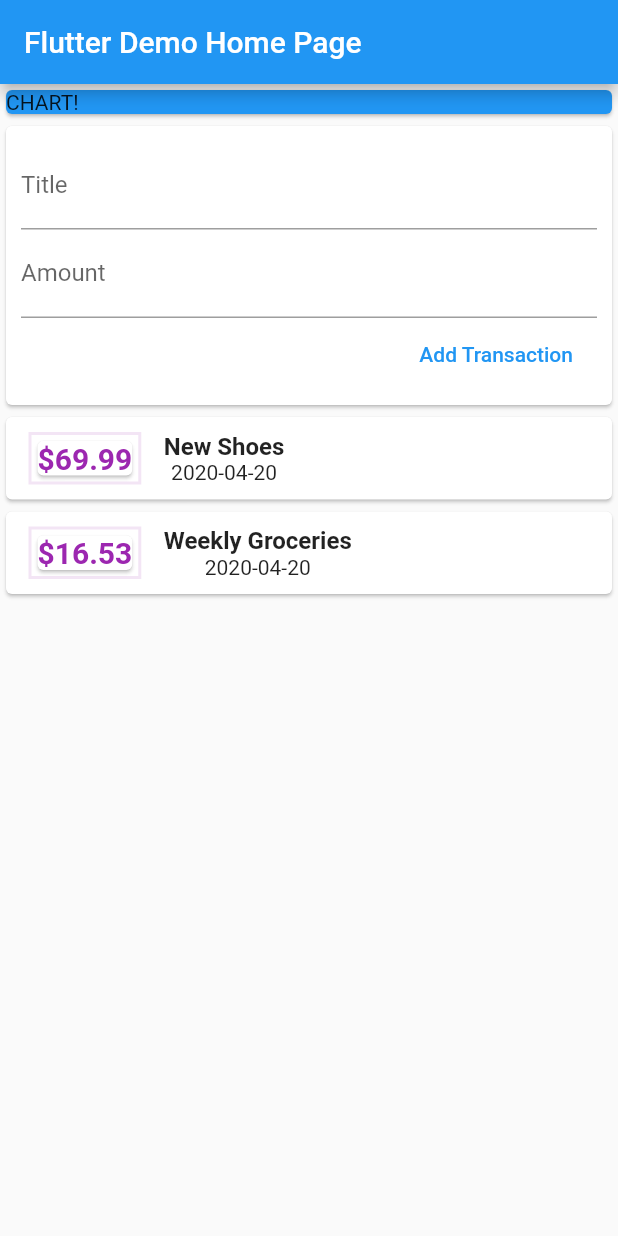
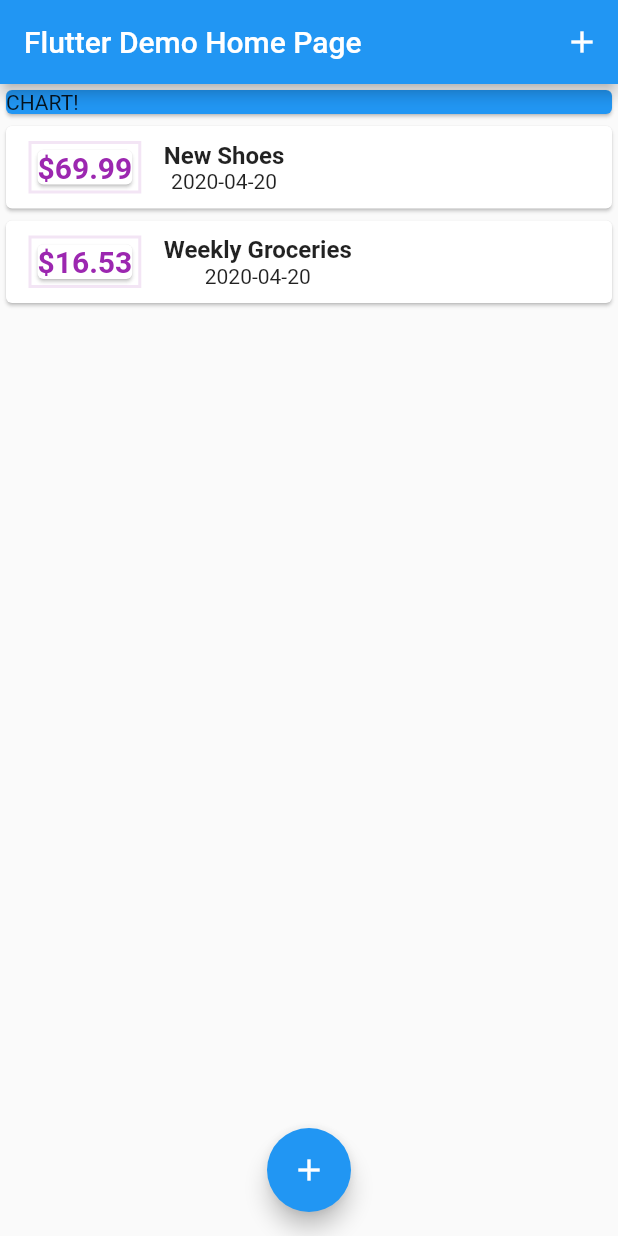
Before and after one commit to dinkelaker/flutter-expense-planner, a Flutter app: the screen it shows after launch, on a phone screen of 412 x 824 dp. Run offline on Flutter 3.47's test engine with Material 2 defaults, Android fonts, the phone set to English and light mode, and no system bars.

Commit message:
FloatingActionButton

```diff
--- a/lib/main.dart
+++ b/lib/main.dart
@@ -1,7 +1,9 @@
-import 'package:expense_planner/widget/user_transactions.dart';
+import 'package:flutter/material.dart';
 
+import './widget/new_transaction.dart';
 import './widget/user_transactions.dart';
-import 'package:flutter/material.dart';
+
+import './model/transaction.dart';
 
 void main() => runApp(MyApp());
 
@@ -47,6 +49,35 @@ class MyHomePage extends StatefulWidget {
 }
 
 class _MyHomePageState extends State<MyHomePage> {
+  final List<Transaction> _transactions = [
+    Transaction(
+        id: 't1', title: 'New Shoes', amount: 69.99, date: DateTime.now()),
+    Transaction(
+        id: 't2',
+        title: 'Weekly Groceries',
+        amount: 16.53,
+        date: DateTime.now()),
+  ];
+
+  var _nextId = 3;
+
+  void _addTransaction(String title, double amount) {
+    var nextId = _nextId;
+    var transaction = Transaction(
+        id: 't${nextId++}', title: title, amount: amount, date: DateTime.now());
+    print('New Transacion: ${transaction.title}');
+
+    setState(() {
+      _transactions.add(transaction);
+    });
+  }
+
+  void _startAddNewTransaction(BuildContext ctxt) {
+    showModalBottomSheet(context: ctxt, builder: (bCtxt) {
+      return NewTransaction(_addTransaction);
+    });
+  }
+
   @override
   Widget build(BuildContext context) {
     // This method is rerun every time setState is called, for instance as done
@@ -60,6 +91,12 @@ class _MyHomePageState extends State<MyHomePage> {
         // Here we take the value from the MyHomePage object that was created by
         // the App.build method, and use it to set our appbar title.
         title: Text(widget.title),
+        actions: <Widget>[
+          IconButton(
+            icon: Icon(Icons.add),
+            onPressed: () => _startAddNewTransaction(context),
+          )
+        ],
       ),
       body: SingleChildScrollView(
         child: Column(
@@ -72,9 +109,14 @@ class _MyHomePageState extends State<MyHomePage> {
                 child: Text('CHART!'),
               ),
             ),
-            UserTransactions()
+            UserTransactions(_transactions)
           ],
         ),
+      ),
+      floatingActionButtonLocation: FloatingActionButtonLocation.centerFloat,
+      floatingActionButton: FloatingActionButton(
+        child: Icon(Icons.add),
+        onPressed: () => _startAddNewTransaction(context),
       ),
     );
   }
--- a/lib/widget/transaction_list.dart
+++ b/lib/widget/transaction_list.dart
@@ -1,7 +1,7 @@
-import 'package:expense_planner/model/transaction.dart';
 import 'package:flutter/material.dart';
+import 'package:intl/intl.dart';
 
-import 'package:intl/intl.dart';
+import '../model/transaction.dart';
 
 class TransactionList extends StatelessWidget {
   final List<Transaction> transactions;
--- a/lib/widget/user_transactions.dart
+++ b/lib/widget/user_transactions.dart
@@ -1,46 +1,29 @@
-import 'package:expense_planner/widget/new_transaction.dart';
-import 'package:expense_planner/widget/transaction_list.dart';
 import 'package:flutter/material.dart';
 
+import './transaction_list.dart';
 import '../model/transaction.dart';
 
 class UserTransactions extends StatefulWidget {
+  final List<Transaction> transactions;
+
+  UserTransactions(this.transactions);
+
   @override
   State<StatefulWidget> createState() {
-    return _UserTransactionsState();
+    return _UserTransactionsState(transactions);
   }
 }
 
 class _UserTransactionsState extends State<UserTransactions> {
-  final List<Transaction> _transactions = [
-    Transaction(
-        id: 't1', title: 'New Shoes', amount: 69.99, date: DateTime.now()),
-    Transaction(
-        id: 't2',
-        title: 'Weekly Groceries',
-        amount: 16.53,
-        date: DateTime.now()),
-  ];
+  final List<Transaction> transactions;
 
-  var _nextId = 3;
-
-  void _addTransaction(String title, double amount) {
-    var nextId = _nextId;
-    var transaction = Transaction(
-        id: 't${nextId++}', title: title, amount: amount, date: DateTime.now());
-    print('New Transacion: ${transaction.title}');
-
-    setState(() {
-      _transactions.add(transaction);
-    });
-  }
+  _UserTransactionsState(this.transactions);
 
   @override
   Widget build(BuildContext context) {
     return Column(
       children: <Widget>[
-        NewTransaction(_addTransaction),
-        TransactionList(_transactions),
+        TransactionList(transactions),
       ],
     );
   }
```
Also changed, not shown: lib/widget/new_transaction.dart (+13 -5 lines).
